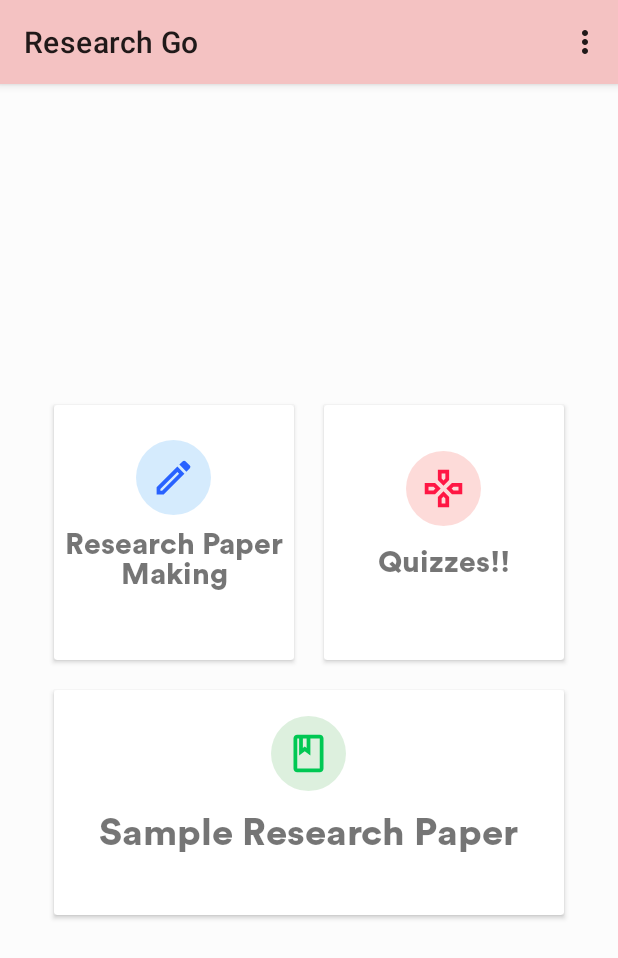
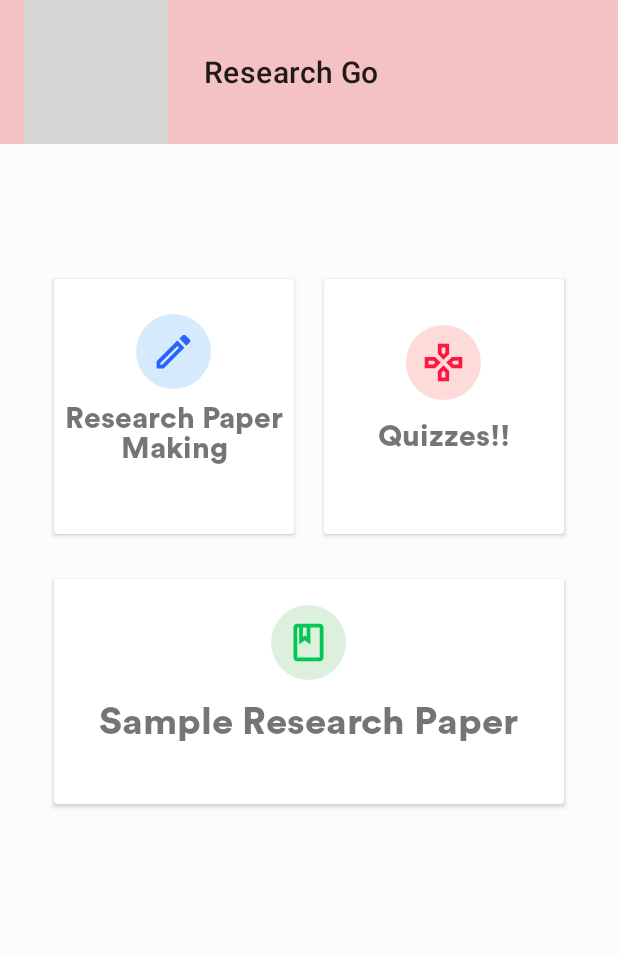
Before and after one commit to stanlo-icnhs/ResearchGo, an Android app: the screen it shows after launch (MainActivity), on a phone screen of 412 x 824 dp. Shown: the top 958 px of the screen. Run offline under Robolectric (Android 15) with nearby library versions, the phone set to English and light mode, and no system bars; grey boxes are pictures that could not be loaded.

Commit message:
Added Vibrate Permission and NoActionbar to MainActivity

```diff
--- a/app/src/main/AndroidManifest.xml
+++ b/app/src/main/AndroidManifest.xml
@@ -5,6 +5,7 @@
     <uses-permission android:name="android.permission.ACCESS_WIFI_STATE" />
     <uses-permission android:name="android.permission.INTERNET" />
     <uses-permission android:name="android.permission.ACCESS_NETWORK_STATE" />
+    <uses-permission android:name="android.permission.VIBRATE" />
 
 
     <application
@@ -18,7 +19,7 @@
         <activity android:name=".Settings" />
         <activity android:name=".sample" />
         <activity android:name=".quizzes"
-            android:theme="@style/Theme.MaterialComponents.Light.NoActionBar"/>
+            android:theme="@style/Apptheme"/>
         <activity android:name=".chapters" />
         <activity android:name=".Feedback" />
         <activity android:name=".About" />
--- a/app/src/main/java/com/stanlo/researchgo/quizzes.java
+++ b/app/src/main/java/com/stanlo/researchgo/quizzes.java
@@ -36,9 +36,7 @@ public class quizzes extends AppCompatActivity {
                 startQuiz();
             }
         });
-        //navigation welcome
-        Snackbar snackbar = Snackbar.make(findViewById(android.R.id.content), "Your are in Quizzes!", Snackbar.LENGTH_LONG);
-        snackbar.show();
+
 
     }
     private void startQuiz() {
--- a/app/src/main/res/layout-land/activity_main.xml
+++ b/app/src/main/res/layout-land/activity_main.xml
@@ -3,15 +3,27 @@
     xmlns:tools="http://schemas.android.com/tools"
     android:layout_width="match_parent"
     android:layout_height="match_parent"
+    xmlns:app="http://schemas.android.com/apk/res-auto"
     tools:context=".MainActivity"
     android:orientation="vertical"
-    android:padding="10dp"
     android:background="#fcfcfc"
-    android:gravity="center"
+    android:layout_gravity="center"
     android:id="@+id/ll">
+
+    <android.support.v7.widget.Toolbar
+        android:id="@+id/toolbar"
+        android:layout_width="match_parent"
+        android:background="@color/colorPrimary"
+        app:title="@string/app_name"
+        app:titleMarginStart="40dp"
+        app:logo="@drawable/ic_menu"
+        android:layout_height="wrap_content">
+
+    </android.support.v7.widget.Toolbar>
     <LinearLayout
         android:clipToPadding="false"
         android:gravity="center"
+        android:layout_marginTop="30dp"
         android:orientation="horizontal"
         android:layout_width="match_parent"
         android:layout_height="wrap_content">
--- a/app/src/main/res/layout-land/activity_quizzes.xml
+++ b/app/src/main/res/layout-land/activity_quizzes.xml
@@ -14,10 +14,10 @@
         android:layout_centerHorizontal="true"
         android:layout_marginTop="30dp"
         android:text="Quiz Time!!"
-        android:fontFamily="@font/circular"
+        android:fontFamily="@font/circular_std_black"
         android:gravity="center"
         android:textColor="@android:color/black"
-        android:textSize="59sp" />
+        android:textSize="50sp" />
 
     <TextView
         android:id="@+id/text_view_highscore"
--- a/app/src/main/res/layout/activity_chapters.xml
+++ b/app/src/main/res/layout/activity_chapters.xml
@@ -19,6 +19,7 @@
 
         <android.support.v7.widget.CardView
             android:id="@+id/chapters"
+            android:foreground="?android:attr/selectableItemBackground"
             android:layout_width="match_parent"
             android:layout_height="wrap_content">
 
--- a/app/src/main/res/layout/activity_main.xml
+++ b/app/src/main/res/layout/activity_main.xml
@@ -3,16 +3,30 @@
     xmlns:tools="http://schemas.android.com/tools"
     android:layout_width="match_parent"
     android:layout_height="match_parent"
+    xmlns:app="http://schemas.android.com/apk/res-auto"
     tools:context=".MainActivity"
     android:orientation="vertical"
-    android:padding="10dp"
     android:background="#fcfcfc"
-    android:gravity="center"
+    android:layout_gravity="center"
     android:fitsSystemWindows="true"
     android:id="@+id/ll">
+
+    <android.support.v7.widget.Toolbar
+        android:id="@+id/toolbar"
+        android:layout_width="match_parent"
+        android:background="@color/colorPrimary"
+        app:title="@string/app_name"
+        app:titleMarginStart="40dp"
+        app:logo="@drawable/ic_menu"
+        android:layout_height="wrap_content">
+
+    </android.support.v7.widget.Toolbar>
+
+
     <LinearLayout
         android:clipToPadding="false"
         android:gravity="center"
+        android:layout_marginTop="80dp"
         android:orientation="horizontal"
         android:layout_width="match_parent"
         android:layout_height="wrap_content">
@@ -96,6 +110,7 @@
     <LinearLayout
         android:clipToPadding="false"
         android:gravity="center"
+        android:layout_marginTop="10dp"
         android:orientation="horizontal"
         android:layout_width="match_parent"
         android:layout_height="wrap_content">
--- a/app/src/main/res/menu/menu.xml
+++ /dev/null
@@ -1,12 +0,0 @@
-<?xml version="1.0" encoding="utf-8"?>
-<menu xmlns:app="http://schemas.android.com/apk/res-auto"
-    xmlns:android="http://schemas.android.com/apk/res/android">
-    <item
-        android:id="@+id/settings"
-        android:title="Settings"
-        app:showAsAction="never" />
-    <item
-        android:id="@+id/feedback"
-        android:title="Feedback"
-        app:showAsAction="never" />
-</menu>
```
Also changed, not shown: app/src/main/java/com/stanlo/researchgo/ExampleBottomSheetDialog.java (+1 -14 lines), app/src/main/java/com/stanlo/researchgo/MainActivity.java (+8 -26 lines), app/src/main/res/layout/modalbottom_mainsheet.xml (+5 -19 lines), app/src/main/res/values/styles.xml (+3 -4 lines).
